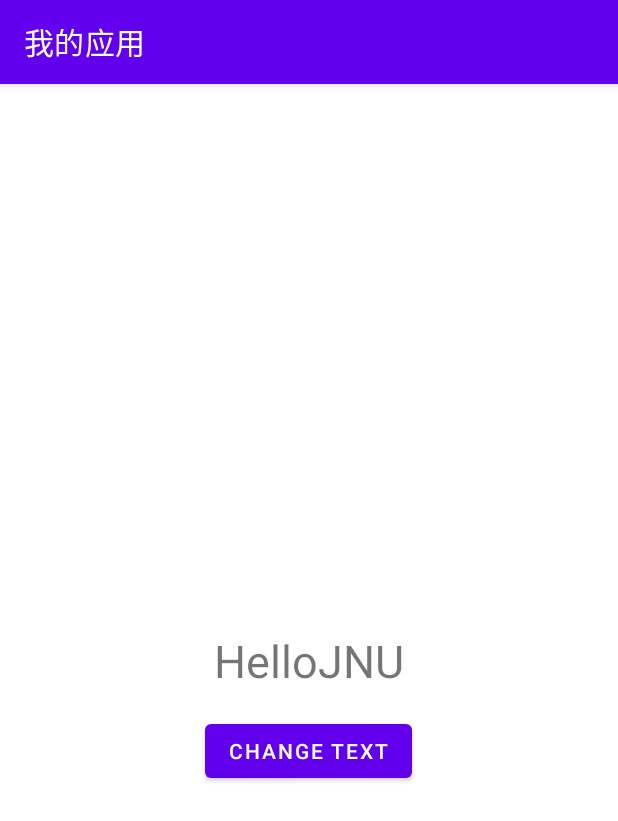
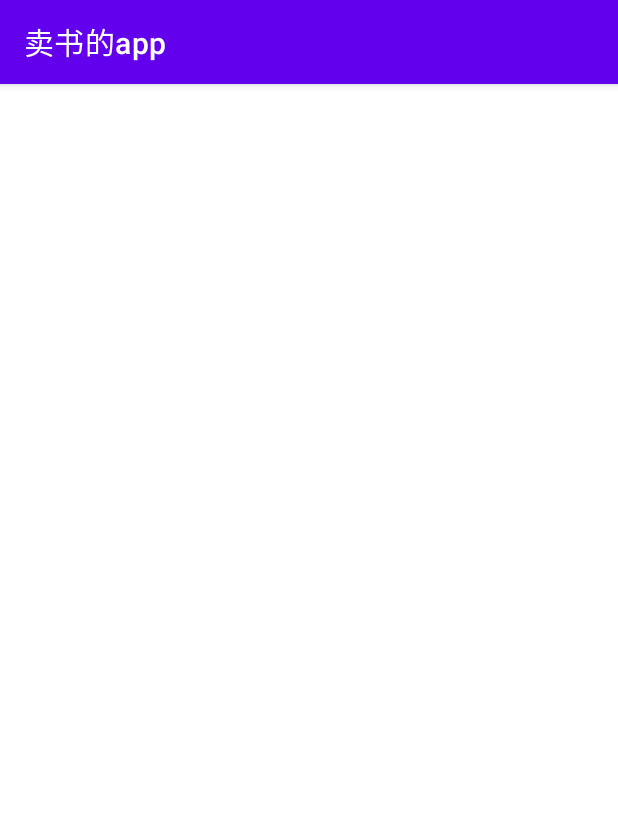
Before and after one commit to Poohccc/Android_Playtask, an Android app: the screen it shows after launch (MainActivity), on a phone screen of 412 x 824 dp. Shown: the top 821 px of the screen. Run offline under Robolectric (Android 15) with nearby library versions, the phone set to English and light mode, and no system bars; 9 statements that could not run were skipped.

Commit message:
第四次

```diff
--- a/app/src/main/res/layout/activity_main.xml
+++ /dev/null
@@ -1,45 +0,0 @@
-<?xml version="1.0" encoding="utf-8"?>
-<androidx.constraintlayout.widget.ConstraintLayout xmlns:android="http://schemas.android.com/apk/res/android"
-    xmlns:app="http://schemas.android.com/apk/res-auto"
-    xmlns:tools="http://schemas.android.com/tools"
-    android:layout_width="match_parent"
-    android:layout_height="match_parent"
-    tools:context=".MainActivity">
-
-    <Button
-        android:id="@+id/click_me_button"
-        android:layout_width="wrap_content"
-        android:layout_height="wrap_content"
-        android:layout_marginTop="16dp"
-        android:text="@string/change_text"
-        app:layout_constraintEnd_toEndOf="parent"
-        app:layout_constraintHorizontal_bias="0.498"
-        app:layout_constraintStart_toStartOf="parent"
-        app:layout_constraintTop_toBottomOf="@+id/textView1" />
-
-    <TextView
-        android:id="@+id/textView1"
-        android:layout_width="wrap_content"
-        android:layout_height="wrap_content"
-        android:text="@string/Hello"
-        android:textSize="30sp"
-        app:layout_constraintBottom_toBottomOf="parent"
-        app:layout_constraintEnd_toStartOf="@+id/textView2"
-        app:layout_constraintHorizontal_bias="0.5"
-        app:layout_constraintHorizontal_chainStyle="packed"
-        app:layout_constraintStart_toStartOf="parent"
-        app:layout_constraintTop_toTopOf="parent" />
-
-    <TextView
-        android:id="@+id/textView2"
-        android:layout_width="wrap_content"
-        android:layout_height="wrap_content"
-        android:text="@string/JNU"
-        android:textSize="30sp"
-        app:layout_constraintBottom_toBottomOf="parent"
-        app:layout_constraintStart_toEndOf="@+id/textView1"
-        app:layout_constraintEnd_toEndOf="parent"
-        app:layout_constraintTop_toTopOf="parent"
-        app:layout_constraintHorizontal_chainStyle="packed"
-        app:layout_constraintHorizontal_bias="0.5"/>
-</androidx.constraintlayout.widget.ConstraintLayout>
--- a/app/src/main/res/values/strings.xml
+++ b/app/src/main/res/values/strings.xml
@@ -1,5 +1,5 @@
 <resources>
-    <string name="app_name">我的应用</string>
+    <string name="app_name">卖书的app</string>
     <string name="Hello_World">Hello World</string>
     <string name="click_me_button">click_me</string>
     <string name="change_text">change text</string>
```
Also changed, not shown: app/src/main/java/com/jnu/student/MainActivity.java (+18 -38 lines).
